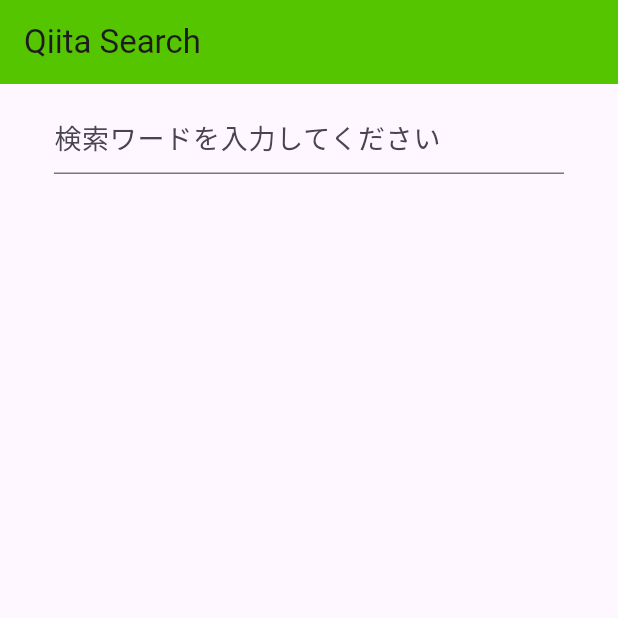
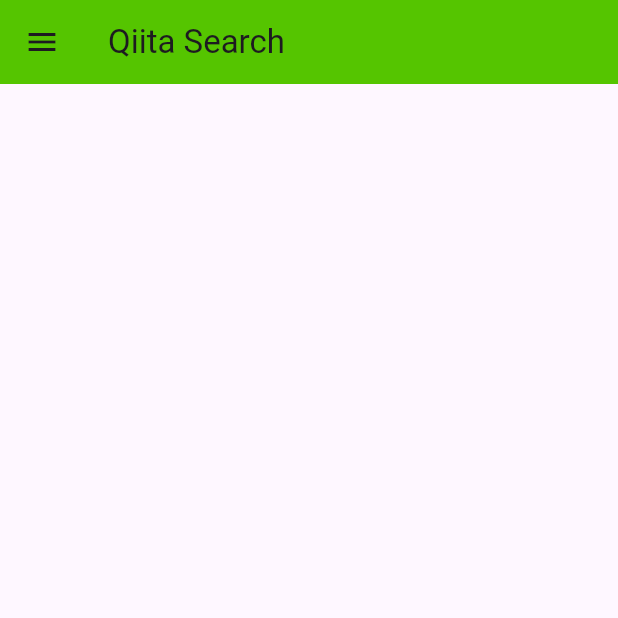
Before and after one commit to hibriiiiidge/zenn__qiita-search, a Flutter app: the screen it shows after launch, on a phone screen of 412 x 824 dp, the top half of it. Run offline on Flutter 3.47's test engine with Material 3 defaults, Android fonts, the phone set to English and light mode, and no system bars; our stand-ins replace flutter_dotenv, webview_flutter.

Commit message:
Update search UX to drawer

```diff
--- a/lib/screens/search_screen.dart
+++ b/lib/screens/search_screen.dart
@@ -4,7 +4,6 @@ import 'package:http/http.dart' as http; // httpという変数を通して、ht
 import 'package:flutter_dotenv/flutter_dotenv.dart';
 import 'package:qiita_search/models/article.dart';
 import 'package:qiita_search/widgets/article_container.dart';
-import 'package:qiita_search/models/user.dart';
 
 Future<List<Article>> searchQiita(String keyword) async {
   // 1. http通信に必要なデータを準備をする
@@ -42,29 +41,83 @@ class SearchScreen extends StatefulWidget {
 
 class _SearchScreenState extends State<SearchScreen> {
   List<Article> articles = [];
+  TextEditingController searchController = TextEditingController();
+
+  @override
+  void dispose() {
+    searchController.dispose();
+    super.dispose();
+  }
+
+  void performSearch() async {
+    final results = await searchQiita(searchController.text);
+    setState(() => articles = results);
+    Navigator.pop(context); // ドロワーを閉じる
+  }
+
   @override
   Widget build(BuildContext context) {
     return Scaffold(
       appBar: AppBar(title: const Text('Qiita Search')),
+      drawer: Drawer(
+        child: Column(
+          children: [
+            Container(
+              height: 100, // 任意の高さを設定
+              padding: const EdgeInsets.all(16.0),
+              decoration: BoxDecoration(
+                color: Colors.orange.shade300,
+              ),
+              width: double.infinity,
+              alignment: Alignment.centerLeft,
+              child: const Text(
+                '検索',
+                style: TextStyle(
+                  color: Colors.white,
+                  fontSize: 24,
+                ),
+              ),
+            ),
+            Padding(
+              padding: const EdgeInsets.all(16.0),
+              child: Column(
+                children: [
+                  TextField(
+                    controller: searchController,
+                    style: TextStyle(fontSize: 18, color: Colors.black),
+                    decoration: InputDecoration(
+                      hintText: '検索ワードを入力してください',
+                      suffixIcon: IconButton(
+                        icon: Icon(Icons.search),
+                        onPressed: performSearch,
+                      ),
+                    ),
+                    onSubmitted: (_) => performSearch(),
+                  ),
+                  const SizedBox(height: 20),
+                  ElevatedButton(
+                    onPressed: performSearch,
+                    child: const Text('検索'),
+                    style: ElevatedButton.styleFrom(
+                      minimumSize: Size(double.infinity, 50),
+                    ),
+                  ),
+                ],
+              ),
+            ),
+          ],
+        ),
+      ),
       body: Column(
         children: [
-          Padding(
-            padding: const EdgeInsets.symmetric(vertical: 12, horizontal: 36),
-            child: TextField(
-              style: TextStyle(fontSize: 18, color: Colors.black),
-              decoration: InputDecoration(hintText: '検索ワードを入力してください'),
-              onSubmitted: (String value) async {
-                final results = await searchQiita(value);
-                setState(() => articles = results);
-              },
-            ),
-          ),
           Expanded(
-            child: ListView(
-              children: articles
-                  .map((article) => ArticleContainer(article: article))
-                  .toList(),
-            ),
+            child: articles.isEmpty
+                ? const Center(child: Text('検索結果がここに表示されます'))
+                : ListView(
+                    children: articles
+                        .map((article) => ArticleContainer(article: article))
+                        .toList(),
+                  ),
           ),
         ],
       ),
```
